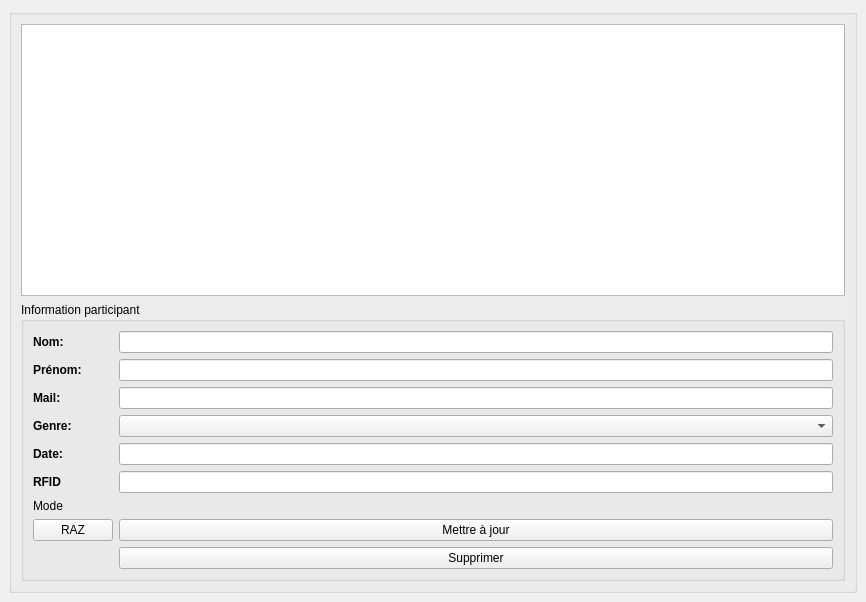
The window that gestionparticipant.ui (yesitswalid/CourseOrientation) describes before a commit, drawn with Qt 5.
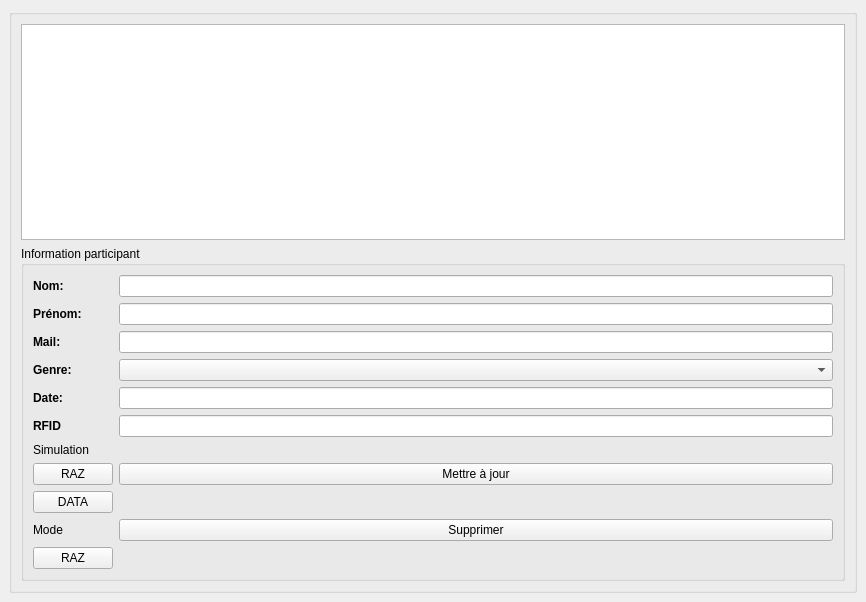
The same window after the commit.

The edit to the form file:
```diff
--- a/gestionparticipant.ui
+++ b/gestionparticipant.ui
@@ -137,23 +137,6 @@
           <item row="6" column="1">
            <widget class="QLineEdit" name="dateEdit"/>
           </item>
-          <item row="10" column="1">
-           <widget class="QPushButton" name="updateButton">
-            <property name="text">
-             <string>Mettre à jour</string>
-            </property>
-           </widget>
-          </item>
-          <item row="11" column="1">
-           <widget class="QPushButton" name="suprButton">
-            <property name="text">
-             <string>Supprimer</string>
-            </property>
-           </widget>
-          </item>
-          <item row="8" column="1">
-           <widget class="QLineEdit" name="rfidEdit"/>
-          </item>
           <item row="8" column="0">
            <widget class="QLabel" name="label">
             <property name="font">
@@ -166,20 +149,58 @@
             </property>
            </widget>
           </item>
-          <item row="10" column="0">
-           <widget class="QPushButton" name="razButton">
-            <property name="text">
-             <string>RAZ</string>
-            </property>
-           </widget>
+          <item row="8" column="1">
+           <widget class="QLineEdit" name="rfidEdit"/>
           </item>
-          <item row="9" column="0">
+          <item row="12" column="0">
            <widget class="QLabel" name="label_2">
             <property name="text">
              <string>Mode</string>
             </property>
            </widget>
           </item>
+          <item row="13" column="0">
+           <widget class="QPushButton" name="razButton">
+            <property name="text">
+             <string>RAZ</string>
+            </property>
+           </widget>
+          </item>
+          <item row="10" column="0">
+           <widget class="QPushButton" name="pushButton">
+            <property name="text">
+             <string>RAZ</string>
+            </property>
+           </widget>
+          </item>
+          <item row="9" column="0">
+           <widget class="QLabel" name="label_4">
+            <property name="text">
+             <string>Simulation</string>
+            </property>
+           </widget>
+          </item>
+          <item row="12" column="1">
+           <widget class="QPushButton" name="suprButton">
+            <property name="text">
+             <string>Supprimer</string>
+            </property>
+           </widget>
+          </item>
+          <item row="10" column="1">
+           <widget class="QPushButton" name="updateButton">
+            <property name="text">
+             <string>Mettre à jour</string>
+            </property>
+           </widget>
+          </item>
+          <item row="11" column="0">
+           <widget class="QPushButton" name="pushButton_2">
+            <property name="text">
+             <string>DATA</string>
+            </property>
+           </widget>
+          </item>
          </layout>
         </widget>
        </item>
```
